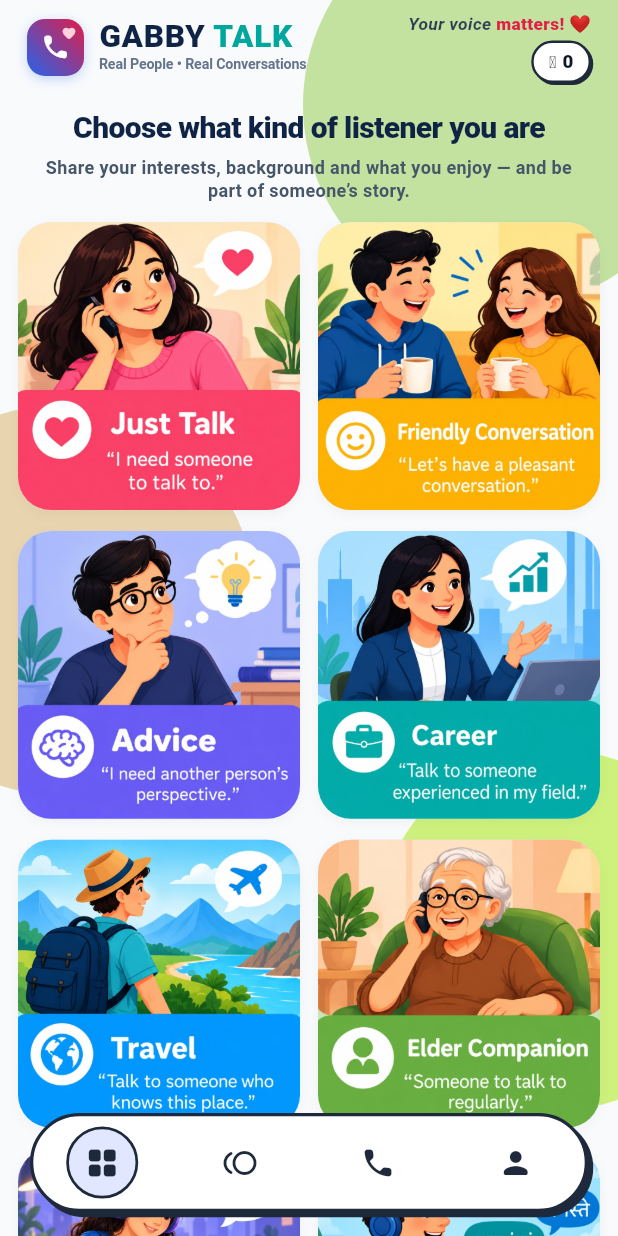
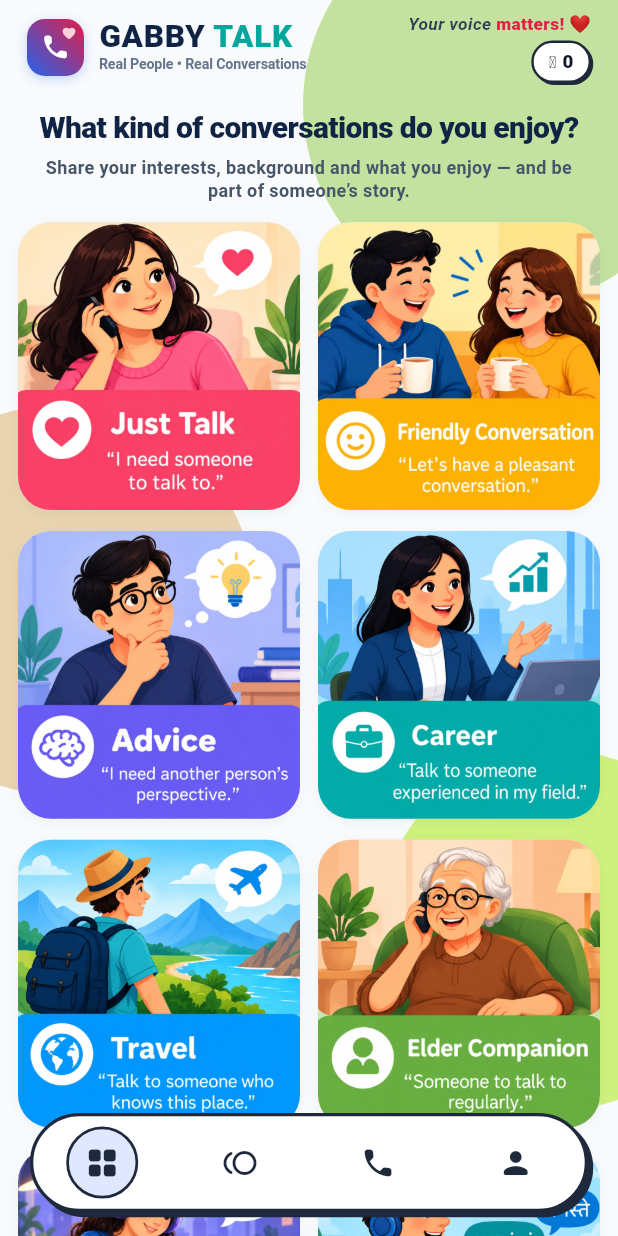
Before and after one commit to empireaeitservices8-lgtm/buddy_app, a Flutter app: the HomeDashboardScreen screen opened directly, on a phone screen of 412 x 824 dp. Run offline on Flutter 3.47's test engine with Material 3 defaults, Android fonts, the phone set to English and light mode, and no system bars; our stand-ins replace dio, firebase_core, firebase_messaging, flutter_local_notifications, image_picker, permission_handler and 1 more; missing offline and left inert: agora_rtc_engine, agora_token_generator; accounts and stored records are empty; network calls fail; statements that could not run were skipped.

Commit message:
2nd commit

```diff
--- a/lib/viewmodels/registration_view_model.dart
+++ b/lib/viewmodels/registration_view_model.dart
@@ -302,8 +302,8 @@ class RegistrationViewModel extends BaseViewModel {
       setError('Please enter your first name');
       return false;
     }
-    if (_age == null || _age! < 10 || _age! > 99) {
-      setError('Please enter a valid 2-digit age (e.g. 18-99)');
+    if (_age == null || _age! < 17 || _age! > 99) {
+      setError('Age must be 18 or above');
       return false;
     }
 
--- a/lib/views/home/home_dashboard_screen.dart
+++ b/lib/views/home/home_dashboard_screen.dart
@@ -450,7 +450,7 @@ class _HomeDashboardScreenState extends State<HomeDashboardScreen> {
 
             // Main Poster Headline
             const Text(
-              'Choose what kind of listener you are',
+              'What kind of conversations do you enjoy?',
               textAlign: TextAlign.center,
               style: TextStyle(
                 fontSize: 20,
```
Also changed, not shown: assets/images/Boy.png, assets/images/Girl.png, pubspec.lock, 6 other files.
